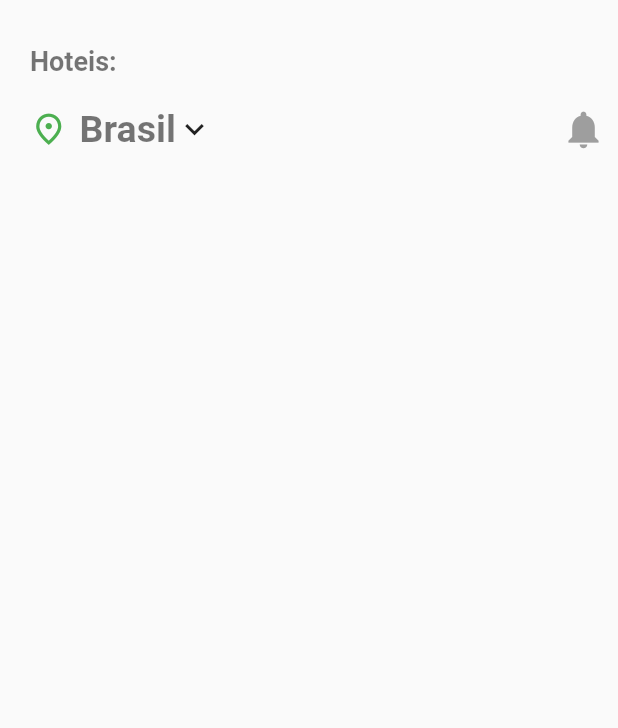
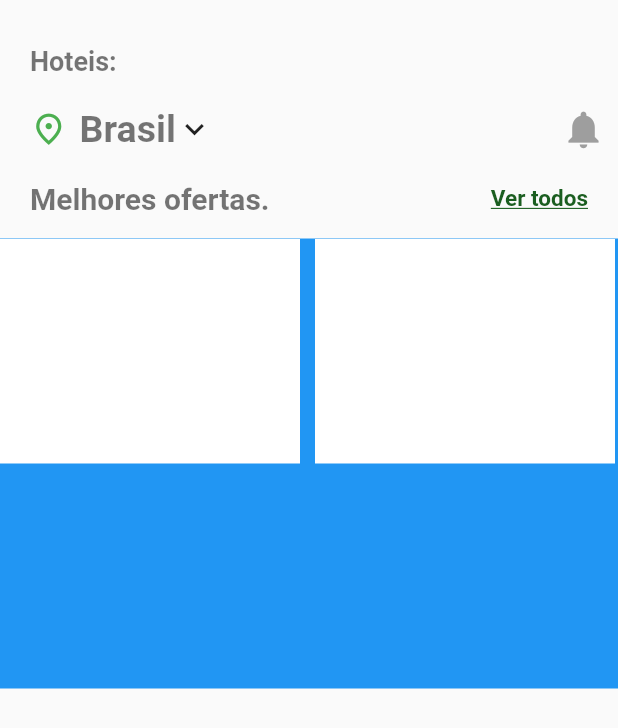
Before and after one commit to GabrielSiqueiraGama/hoteis_ui_flutter, a Flutter app: the screen it shows after launch, on a phone screen of 412 x 824 dp. Shown: the top 728 px of the screen. Run offline on Flutter 3.47's test engine with Material 2 defaults, Android fonts, the phone set to English and light mode, and no system bars.

Commit message:
criando carrosel

```diff
--- a/lib/pages/hotel_model.dart
+++ b/lib/models/hotel_model.dart
@@ -20,7 +20,7 @@ class Hotel {
   });
 }
 
-final List<Hotel> hotels = [
+final List<Hotel> hoteis = [
   Hotel(
       imageUrl: 'assets/images/predio01.png',
       nome: 'Hotel bacana',
--- a/lib/pages/home.dart
+++ b/lib/pages/home.dart
@@ -1,4 +1,6 @@
 import 'package:flutter/material.dart';
+
+import '../widgets/carrosel_hotel.dart';
 
 class Home extends StatelessWidget {
   const Home({super.key});
@@ -58,6 +60,8 @@ class Home extends StatelessWidget {
                     ),
                   ]),
             ),
+            const SizedBox(height: 20),
+            CarroselHotel(),
           ],
         ),
       ),
--- /dev/null
+++ b/lib/widgets/carrosel_hotel.dart
@@ -0,0 +1,72 @@
+import 'package:flutter/material.dart';
+import 'package:hoteis_ui/models/hotel_model.dart';
+
+class CarroselHotel extends StatefulWidget {
+  const CarroselHotel({super.key});
+
+  @override
+  State<CarroselHotel> createState() => _CarroselHotelState();
+}
+
+class _CarroselHotelState extends State<CarroselHotel> {
+  @override
+  Widget build(BuildContext context) {
+    return Column(
+      children: <Widget>[
+        Padding(
+          padding: const EdgeInsets.symmetric(horizontal: 20),
+          child: Column(
+            children: <Widget>[
+              Row(
+                mainAxisAlignment: MainAxisAlignment.spaceBetween,
+                children: <Widget>[
+                  const Text(
+                    'Melhores ofertas.',
+                    style: TextStyle(
+                        fontSize: 20,
+                        fontWeight: FontWeight.bold,
+                        color: Colors.black54),
+                  ),
+                  GestureDetector(
+                    onTap: () => print("Ver todos"),
+                    child: Text(
+                      'Ver todos',
+                      style: TextStyle(
+                        fontSize: 15,
+                        fontWeight: FontWeight.bold,
+                        color: Colors.green.shade900,
+                        decoration: TextDecoration.underline,
+                      ),
+                    ),
+                  )
+                ],
+              ),
+            ],
+          ),
+        ),
+        const SizedBox(height: 15),
+        Container(
+          height: 300,
+          color: Colors.blue,
+          child: ListView.builder(
+              scrollDirection: Axis.horizontal,
+              itemCount: hoteis.length,
+              itemBuilder: (BuildContext context, int index) {
+                Hotel hotel = hoteis[index];
+                return Container(
+                    width: 210,
+                    child: Stack(
+                      children: <Widget>[
+                        Container(
+                          color: Colors.white,
+                          height: 150,
+                          width: 200,
+                        ),
+                      ],
+                    ));
+              }),
+        ),
+      ],
+    );
+  }
+}
```
